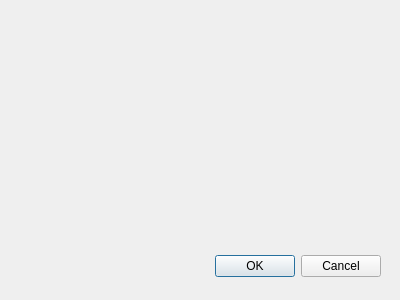
This is sensorproperties.ui in voytoff/SensorPoolQt as Qt 5 draws it before an edit. The edited form follows.
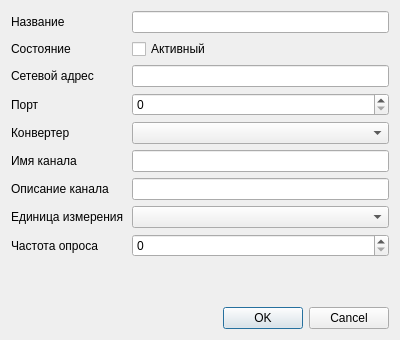
This is the edited form.

The edit to the form file:
```diff
--- a/sensorproperties.ui
+++ b/sensorproperties.ui
@@ -7,39 +7,144 @@
     <x>0</x>
     <y>0</y>
     <width>400</width>
-    <height>300</height>
+    <height>340</height>
    </rect>
   </property>
   <property name="windowTitle">
    <string>Dialog</string>
   </property>
-  <widget class="QDialogButtonBox" name="buttonBox">
-   <property name="geometry">
-    <rect>
-     <x>40</x>
-     <y>250</y>
-     <width>341</width>
-     <height>32</height>
-    </rect>
-   </property>
-   <property name="orientation">
-    <enum>Qt::Orientation::Horizontal</enum>
-   </property>
-   <property name="standardButtons">
-    <set>QDialogButtonBox::StandardButton::Cancel|QDialogButtonBox::StandardButton::Ok</set>
-   </property>
-  </widget>
-  <widget class="QWidget" name="gridLayoutWidget">
-   <property name="geometry">
-    <rect>
-     <x>20</x>
-     <y>20</y>
-     <width>361</width>
-     <height>211</height>
-    </rect>
-   </property>
-   <layout class="QGridLayout" name="gridLayout"/>
-  </widget>
+  <property name="autoFillBackground">
+   <bool>false</bool>
+  </property>
+  <property name="sizeGripEnabled">
+   <bool>false</bool>
+  </property>
+  <property name="modal">
+   <bool>false</bool>
+  </property>
+  <layout class="QGridLayout" name="gridLayout">
+   <item row="0" column="0">
+    <layout class="QFormLayout" name="formLayout">
+     <property name="formAlignment">
+      <set>Qt::AlignmentFlag::AlignJustify|Qt::AlignmentFlag::AlignTop</set>
+     </property>
+     <property name="horizontalSpacing">
+      <number>8</number>
+     </property>
+     <property name="verticalSpacing">
+      <number>6</number>
+     </property>
+     <item row="0" column="0">
+      <widget class="QLabel" name="_name">
+       <property name="text">
+        <string>Название</string>
+       </property>
+      </widget>
+     </item>
+     <item row="0" column="1">
+      <widget class="QLineEdit" name="name"/>
+     </item>
+     <item row="1" column="0">
+      <widget class="QLabel" name="_active">
+       <property name="text">
+        <string>Состояние</string>
+       </property>
+      </widget>
+     </item>
+     <item row="1" column="1">
+      <widget class="QCheckBox" name="active">
+       <property name="text">
+        <string>Активный</string>
+       </property>
+      </widget>
+     </item>
+     <item row="2" column="0">
+      <widget class="QLabel" name="_sensorHost">
+       <property name="text">
+        <string>Сетевой адрес</string>
+       </property>
+      </widget>
+     </item>
+     <item row="2" column="1">
+      <widget class="QLineEdit" name="sensorHost">
+       <property name="inputMask">
+        <string/>
+       </property>
+      </widget>
+     </item>
+     <item row="3" column="0">
+      <widget class="QLabel" name="_sensorPort">
+       <property name="text">
+        <string>Порт</string>
+       </property>
+      </widget>
+     </item>
+     <item row="3" column="1">
+      <widget class="QSpinBox" name="sensorPort"/>
+     </item>
+     <item row="4" column="0">
+      <widget class="QLabel" name="_sensorConverter">
+       <property name="text">
+        <string>Конвертер</string>
+       </property>
+      </widget>
+     </item>
+     <item row="4" column="1">
+      <widget class="QComboBox" name="sensorConverter"/>
+     </item>
+     <item row="5" column="0">
+      <widget class="QLabel" name="_channelName">
+       <property name="text">
+        <string>Имя канала</string>
+       </property>
+      </widget>
+     </item>
+     <item row="5" column="1">
+      <widget class="QLineEdit" name="channelName"/>
+     </item>
+     <item row="6" column="0">
+      <widget class="QLabel" name="_description">
+       <property name="text">
+        <string>Описание канала</string>
+       </property>
+      </widget>
+     </item>
+     <item row="6" column="1">
+      <widget class="QLineEdit" name="description"/>
+     </item>
+     <item row="7" column="0">
+      <widget class="QLabel" name="_unit">
+       <property name="text">
+        <string>Единица измерения</string>
+       </property>
+      </widget>
+     </item>
+     <item row="7" column="1">
+      <widget class="QComboBox" name="unit"/>
+     </item>
+     <item row="8" column="0">
+      <widget class="QLabel" name="_quantity">
+       <property name="text">
+        <string>Частота опроса</string>
+       </property>
+      </widget>
+     </item>
+     <item row="8" column="1">
+      <widget class="QSpinBox" name="quantity"/>
+     </item>
+    </layout>
+   </item>
+   <item row="1" column="0">
+    <widget class="QDialogButtonBox" name="buttonBox">
+     <property name="orientation">
+      <enum>Qt::Orientation::Horizontal</enum>
+     </property>
+     <property name="standardButtons">
+      <set>QDialogButtonBox::StandardButton::Cancel|QDialogButtonBox::StandardButton::Ok</set>
+     </property>
+    </widget>
+   </item>
+  </layout>
  </widget>
  <resources/>
  <connections>
```
Left out of the diff: 3 changed lines with no effect on the pictures.
